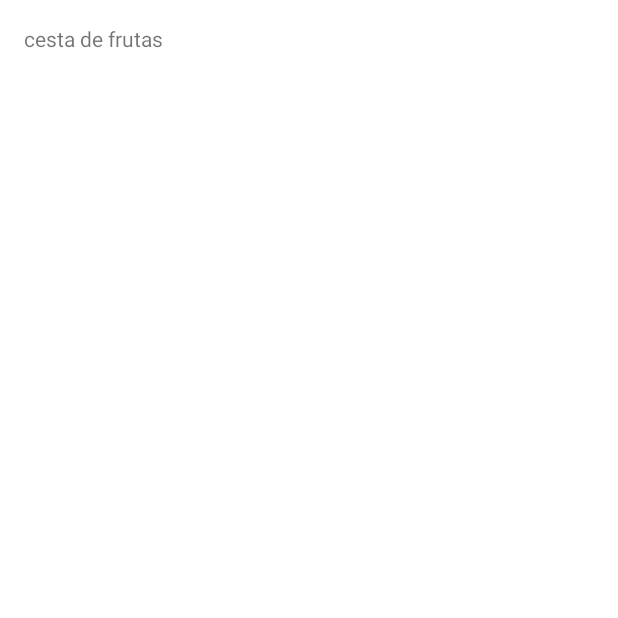
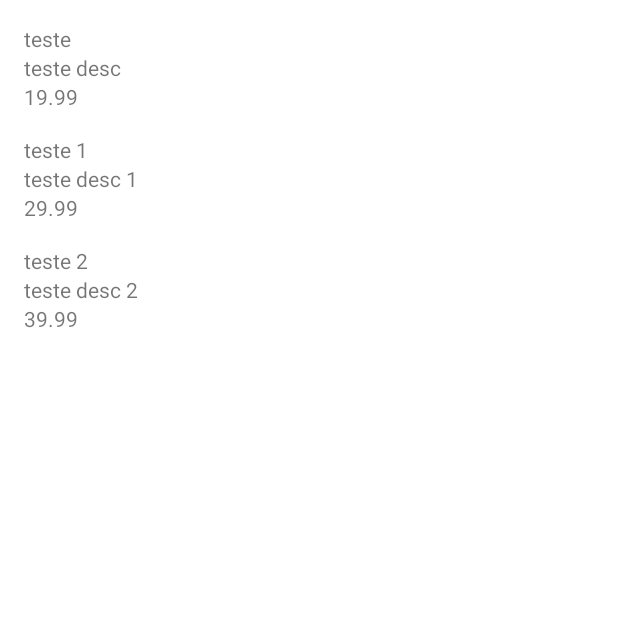
Before and after one commit to JoaoLucasKnight/Android_Fundament, an Android app: the screen it shows after launch (MainActivity), on a phone screen of 412 x 824 dp, the top half of it. Before the commit the part shown is almost empty. Run offline under Robolectric (Android 15) with nearby library versions, the phone set to English and light mode, and no system bars.

Commit message:
4.2 a 4.4

```diff
--- a/app/src/main/AndroidManifest.xml
+++ b/app/src/main/AndroidManifest.xml
@@ -9,7 +9,7 @@
         android:roundIcon="@mipmap/ic_launcher_round"
         android:supportsRtl="true"
         android:theme="@style/Theme.Orgs">
-        <activity android:name=".MainActivity"
+        <activity android:name=".ui.activity.MainActivity"
             android:exported="true">
             <intent-filter>
                 <action android:name="android.intent.action.MAIN" />
--- a/app/src/main/java/br/com/alura/orgs/MainActivity.kt
+++ /dev/null
@@ -1,23 +0,0 @@
-package br.com.alura.orgs
-
-import android.app.Activity
-import android.os.Bundle
-import android.view.View
-import android.widget.TextView
-import android.widget.Toast
-
-class MainActivity : Activity() {
-
-    override fun onCreate(savedInstanceState: Bundle?) {
-        super.onCreate(savedInstanceState)
-        setContentView(R.layout.activity_main)
-        val nome = findViewById<TextView>(R.id.nome)
-        nome.text = "cesta de frutas"
-    }
-
-}
-
-// pegar a TexView pelo ID e slava em nome
-// seta um texto na textView
-// Quando estamos fazendo o alyout usamos apenas o tools,
-//  para ter como referencia de como vai ficar. e no layout passamos desta forma
--- /dev/null
+++ b/app/src/main/java/br/com/alura/orgs/model/Produto.kt
@@ -0,0 +1,12 @@
+package br.com.alura.orgs.model
+
+import java.math.BigDecimal
+import java.text.Bidi
+
+class Produto (
+    val nome : String,
+    val descricao: String,
+    val valor: BigDecimal
+){
+
+}
--- /dev/null
+++ b/app/src/main/java/br/com/alura/orgs/ui/activity/MainActivity.kt
@@ -0,0 +1,43 @@
+package br.com.alura.orgs.ui.activity
+
+import android.app.Activity
+import android.os.Bundle
+import androidx.recyclerview.widget.LinearLayoutManager
+import androidx.recyclerview.widget.RecyclerView
+import br.com.alura.orgs.R
+import br.com.alura.orgs.model.Produto
+import br.com.alura.orgs.ui.recyclerview.adpter.ListProdutosAdpater
+import java.math.BigDecimal
+
+class MainActivity : Activity() {
+
+    override fun onCreate(savedInstanceState: Bundle?) {
+        super.onCreate(savedInstanceState)
+        setContentView(R.layout.activity_main)
+
+        val list = findViewById<RecyclerView>(R.id.list)
+        // Pega o RecycleView e reescreve a função adapter
+        list.adapter = ListProdutosAdpater(
+            context = this,
+            // Lista de produtos (preenchida manual)
+            produtos = listOf(
+            Produto(nome = "teste",
+                descricao = "teste desc",
+                valor = BigDecimal("19.99")
+            ),
+            Produto(nome = "teste 1",
+                descricao = "teste desc 1",
+                valor = BigDecimal("29.99")
+            ),
+            Produto(nome = "teste 2",
+                descricao = "teste desc 2",
+                valor = BigDecimal("39.99")
+            ),
+        ))
+        // Edita o layout do RecycleView
+        list.layoutManager = LinearLayoutManager(this)
+
+    }
+
+
+}
--- /dev/null
+++ b/app/src/main/java/br/com/alura/orgs/ui/recyclerview/adpter/ListProdutosAdpater.kt
@@ -0,0 +1,49 @@
+package br.com.alura.orgs.ui.recyclerview.adpter
+
+
+import android.content.Context
+import android.view.LayoutInflater
+import android.view.View
+import android.view.ViewGroup
+import android.widget.TextView
+import androidx.recyclerview.widget.RecyclerView
+import br.com.alura.orgs.R
+import br.com.alura.orgs.model.Produto
+
+class ListProdutosAdpater(
+    private val context: Context,
+    private val produtos: List<Produto>
+) : RecyclerView.Adapter<ListProdutosAdpater.ViewHolder>() {
+
+    // Criar o proprio ViewHolder e implmenta
+    class ViewHolder(view: View) : RecyclerView.ViewHolder(view){
+        fun vincula(produto: Produto) {
+            // itemView é o item da lista<Produto>
+            val nome = itemView.findViewById<TextView>(R.id.nome)
+            nome.text = produto.nome
+            val descricao = itemView.findViewById<TextView>(R.id.descricao)
+            descricao.text = produto.descricao
+            val valor = itemView.findViewById<TextView>(R.id.valor)
+            valor.text = produto.valor.toPlainString()
+        }
+    }
+
+    // função para criar o ViewHolder e prrenchida com as informações do layout
+    override fun onCreateViewHolder(parent: ViewGroup, viewType: Int): ViewHolder {
+        val view = LayoutInflater
+            .from(context)
+            .inflate(R.layout.product_item, parent, false)
+        return ViewHolder(view)
+    }
+
+    // vincula dados com o ViewHolder
+    override fun onBindViewHolder(holder: ViewHolder, position: Int) {
+        val produto = produtos[position]
+        holder.vincula(produto)
+    }
+
+    override fun getItemCount(): Int = produtos.size
+}
+
+// Criar ViewlHolder > preencha com informações do Layout > vincule os dados
+// repete para cada elemento da lista ou os visiveis na tela
--- a/app/src/main/res/layout/activity_main.xml
+++ b/app/src/main/res/layout/activity_main.xml
@@ -6,37 +6,21 @@
     android:layout_height="match_parent">
 
 <!--
-    1. trocar o "android:text" por "tools:text"
+    RecyclerCiew é um tipo de GroupView ou seja pode receber outras views
+    uma que lista que carrega os elemnto que cabe na tela
+    desempenho
 -->
 
-    <TextView
-        android:id="@+id/nome"
-        android:layout_width="match_parent"
-        android:layout_height="wrap_content"
-        tools:text="Salada de frutas"
-        android:layout_margin="16dp"
+    <androidx.recyclerview.widget.RecyclerView
+        android:id="@+id/list"
+        android:layout_width="0dp"
+        android:layout_height="0dp"
+        app:layout_constraintBottom_toBottomOf="parent"
         app:layout_constraintEnd_toEndOf="parent"
-        app:layout_constraintTop_toTopOf="parent" />
+        app:layout_constraintStart_toStartOf="parent"
+        app:layout_constraintTop_toTopOf="parent"
+        tools:listitem="@layout/product_item" />
 
-    <TextView
-        android:id="@+id/descricao"
-        android:layout_width="match_parent"
-        android:layout_height="wrap_content"
-        android:layout_marginStart="16dp"
-        android:layout_marginEnd="16dp"
-        tools:text="Laranja, limão e abacaxi"
-        app:layout_constraintStart_toStartOf="parent"
-        app:layout_constraintTop_toBottomOf="@id/nome" />
-
-    <TextView
-        android:id="@+id/valor"
-        android:layout_width="match_parent"
-        android:layout_height="wrap_content"
-        android:layout_marginStart="16dp"
-        android:layout_marginEnd="16dp"
-        tools:text="19.99"
-        app:layout_constraintStart_toStartOf="parent"
-        app:layout_constraintTop_toBottomOf="@id/descricao" />
 
 
 </androidx.constraintlayout.widget.ConstraintLayout>
--- /dev/null
+++ b/app/src/main/res/layout/product_item.xml
@@ -0,0 +1,41 @@
+<?xml version="1.0" encoding="utf-8"?>
+<androidx.constraintlayout.widget.ConstraintLayout
+    xmlns:android="http://schemas.android.com/apk/res/android"
+    android:layout_width="match_parent"
+    android:layout_height="wrap_content"
+    xmlns:tools="http://schemas.android.com/tools"
+    xmlns:app="http://schemas.android.com/apk/res-auto">
+
+    <TextView
+        android:id="@+id/nome"
+        android:layout_width="0dp"
+        android:layout_height="wrap_content"
+        tools:text="Salada de frutas"
+        android:layout_margin="16dp"
+        app:layout_constraintEnd_toEndOf="parent"
+        app:layout_constraintStart_toStartOf="parent"
+        app:layout_constraintTop_toTopOf="parent" />
+
+    <TextView
+        android:id="@+id/descricao"
+        android:layout_width="0dp"
+        android:layout_height="wrap_content"
+        android:layout_marginStart="16dp"
+        android:layout_marginEnd="16dp"
+        tools:text="Laranja, limão e abacaxi"
+        app:layout_constraintStart_toStartOf="parent"
+        app:layout_constraintEnd_toEndOf="parent"
+        app:layout_constraintTop_toBottomOf="@id/nome" />
+
+    <TextView
+        android:id="@+id/valor"
+        android:layout_width="0dp"
+        android:layout_height="wrap_content"
+        android:layout_marginStart="16dp"
+        android:layout_marginEnd="16dp"
+        tools:text="19.99"
+        app:layout_constraintStart_toStartOf="parent"
+        app:layout_constraintEnd_toEndOf="parent"
+        app:layout_constraintTop_toBottomOf="@id/descricao" />
+
+</androidx.constraintlayout.widget.ConstraintLayout>
```
